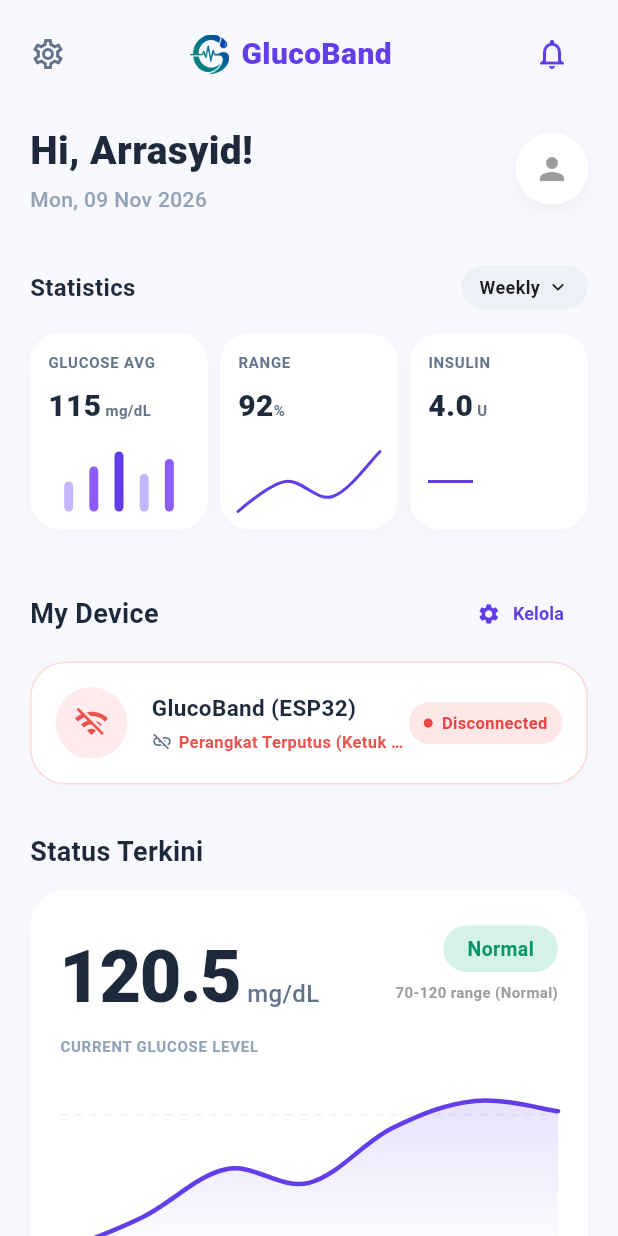
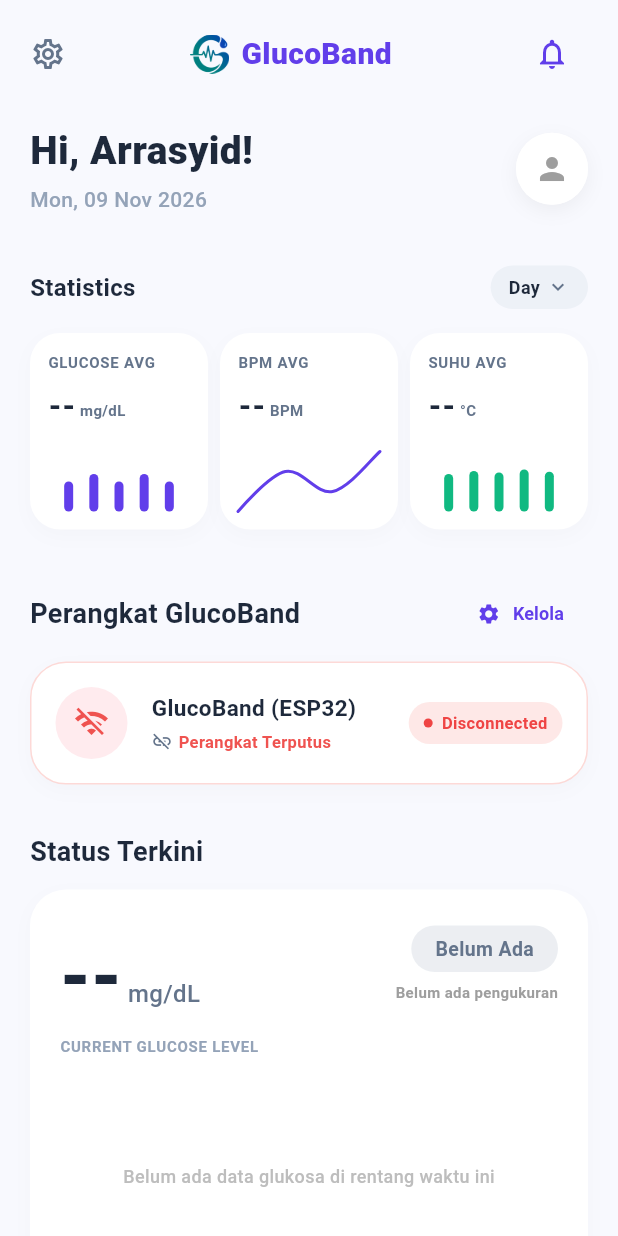
Before and after one commit to atmwijaya/GlucoBand, a Flutter app: the BerandaPage screen opened directly, on a phone screen of 412 x 824 dp. Run offline on Flutter 3.47's test engine with Material 3 defaults, Android fonts, the phone set to English and light mode, and no system bars; drawn by our look-alikes of fl_chart; our stand-ins replace dio, flutter_dotenv, flutter_secure_storage, google_generative_ai, shared_preferences, socket_io_client; accounts and stored records are empty; network calls fail.

Commit message:
fix:inconsistent feature and languages

```diff
--- a/mobile/glucobandapp/lib/data/models/measurementModel.dart
+++ b/mobile/glucobandapp/lib/data/models/measurementModel.dart
@@ -0,0 +1,62 @@
+class MeasurementModel {
+  final int? id;
+  final int? patientId;
+  final String? patientName;
+  final double glucoseEstimated;
+  final String status;
+  final int ppgHeartRate;
+  final int ppgSpo2;
+  final double skinTempCelsius;
+  final DateTime createdAt;
+
+  MeasurementModel({
+    this.id,
+    this.patientId,
+    this.patientName,
+    required this.glucoseEstimated,
+    required this.status,
+    required this.ppgHeartRate,
+    required this.ppgSpo2,
+    required this.skinTempCelsius,
+    required this.createdAt,
+  });
+
+  factory MeasurementModel.fromJson(Map<String, dynamic> json) {
+    DateTime parsedDate;
+    if (json['created_at'] != null) {
+      try {
+        parsedDate = DateTime.parse(json['created_at'].toString()).toLocal();
+      } catch (_) {
+        parsedDate = DateTime.now();
+      }
+    } else {
+      parsedDate = DateTime.now();
+    }
+
+    return MeasurementModel(
+      id: json['id'] != null ? int.tryParse(json['id'].toString()) : null,
+      patientId: json['patient_id'] != null ? int.tryParse(json['patient_id'].toString()) : null,
+      patientName: json['patient_name']?.toString(),
+      glucoseEstimated: double.tryParse(json['glucose_estimated']?.toString() ?? '0') ?? 0.0,
+      status: json['status']?.toString() ?? 'normal',
+      ppgHeartRate: int.tryParse(json['ppg_heart_rate']?.toString() ?? '0') ?? 0,
+      ppgSpo2: int.tryParse(json['ppg_spo2']?.toString() ?? '98') ?? 98,
+      skinTempCelsius: double.tryParse(json['skin_temp_celsius']?.toString() ?? '0') ?? 0.0,
+      createdAt: parsedDate,
+    );
+  }
+
+  Map<String, dynamic> toJson() {
+    return {
+      'id': id,
+      'patient_id': patientId,
+      'patient_name': patientName,
+      'glucose_estimated': glucoseEstimated,
+      'status': status,
+      'ppg_heart_rate': ppgHeartRate,
+      'ppg_spo2': ppgSpo2,
+      'skin_temp_celsius': skinTempCelsius,
+      'created_at': createdAt.toIso8601String(),
+    };
+  }
+}
--- a/mobile/glucobandapp/lib/presentation/pages/berandaPage.dart
+++ b/mobile/glucobandapp/lib/presentation/pages/berandaPage.dart
@@ -72,12 +72,14 @@ class _BerandaPageState extends State<BerandaPage> {
     final notifProvider = Provider.of<NotificationProvider>(context, listen: false);
     final profileProvider = Provider.of<ProfileProvider>(context, listen: false);
     final articleProvider = Provider.of<ArticleProvider>(context, listen: false);
+    final measurementProvider = Provider.of<MeasurementProvider>(context, listen: false);
 
     if (auth.token != null) {
       notifProvider.fetchNotifications(auth.token!);
       notifProvider.connectSocket(auth.token!);
       profileProvider.fetchProfile();
       articleProvider.fetchArticles();
+      measurementProvider.fetchMeasurements();
     }
     _checkDeviceStatus();
   }
@@ -272,21 +274,64 @@ class _BerandaPageState extends State<BerandaPage> {
                                 color: Color(0xFF1E293B),
                               ),
                             ),
-                            Container(
+                            PopupMenuButton<String>(
+                              initialValue: measurement.timeFilter,
+                              tooltip: 'Pilih Rentang Waktu',
+                              shape: RoundedRectangleBorder(
+                                borderRadius: BorderRadius.circular(16),
+                              ),
+                              onSelected: (String value) {
+                                measurement.setTimeFilter(value);
+                              },
+                              itemBuilder: (BuildContext context) => [
+                                const PopupMenuItem<String>(
+                                  value: '6 Jam',
+                                  child: Row(
+                                    children: [
+                                      Icon(Icons.history_toggle_off, size: 18, color: Color(0xFF613EEA)),
+                                      SizedBox(width: 8),
+                                      Text('6 Jam Terakhir', style: TextStyle(fontSize: 13, fontWeight: FontWeight.w600)),
+                                    ],
+                                  ),
+                                ),
+                                const PopupMenuItem<String>(
+                                  value: 'Harian',
+                                  child: Row(
+                                    children: [
+                                      Icon(Icons.today, size: 18, color: Color(0xFF613EEA)),
+                                      SizedBox(width: 8),
+                                      Text('Harian (24 Jam)', style: TextStyle(fontSize: 13, fontWeight: FontWeight.w600)),
+                                    ],
+                                  ),
+                                ),
+                                const PopupMenuItem<String>(
+                                  value: 'Mingguan',
+                                  child: Row(
+                                    children: [
+                                      Icon(Icons.date_range, size: 18, color: Color(0xFF613EEA)),
+                                      SizedBox(width: 8),
+                                      Text('Mingguan (7 Hari)', style: TextStyle(fontSize: 13, fontWeight: FontWeight.w600)),
+                                    ],
+                                  ),
+                                ),
+                              ],
+                              child: Container(
                                 padding: const EdgeInsets.symmetric(horizontal: 12, vertical: 6),
                                 decoration: BoxDecoration(
                                   color: const Color(0xFFE2E8F0).withValues(alpha: 0.5),
                                   borderRadius: BorderRadius.circular(20),
                                 ),
-                              child: const Row(
+                                child: Row(
+                                  mainAxisSize: MainAxisSize.min,
                                   children: [
                                     Text(
-                                    'Weekly',
-                                    style: TextStyle(fontSize: 12, fontWeight: FontWeight.w600),
+                                      measurement.timeFilter,
+                                      style: const TextStyle(fontSize: 12, fontWeight: FontWeight.w600, color: Color(0xFF1E293B)),
                                     ),
-                                  SizedBox(width: 4),
-                                  Icon(Icons.keyboard_arrow_down, size: 16),
+                                    const SizedBox(width: 4),
+                                    const Icon(Icons.keyboard_arrow_down, size: 16, color: Color(0xFF64748B)),
                                   ],
+                                ),
                               ),
                             ),
                           ],
@@ -300,27 +345,33 @@ class _BerandaPageState extends State<BerandaPage> {
                             Expanded(
                               child: _buildStatCard(
                                 title: 'GLUCOSE AVG',
-                                value: measurement.glucoseAvg.toStringAsFixed(0),
+                                value: measurement.glucoseAvg > 0
+                                    ? measurement.glucoseAvg.toStringAsFixed(0)
+                                    : '--',
                                 unit: ' mg/dL',
-                                child: _buildMiniBarChart(),
+                                child: _buildMiniBarChart(measurement.miniBarHeights),
                               ),
                             ),
                             const SizedBox(width: 8),
                             Expanded(
                               child: _buildStatCard(
-                                title: 'RANGE',
-                                value: measurement.rangePercent.toString(),
-                                unit: '%',
-                                child: _buildMiniLineChart(),
+                                title: 'BPM AVG',
+                                value: measurement.heartRateAvg > 0
+                                    ? '${measurement.heartRateAvg}'
+                                    : '--',
+                                unit: ' BPM',
+                                child: _buildMiniLineChart(measurement.bpmSpots),
                               ),
                             ),
                             const SizedBox(width: 8),
                             Expanded(
                               child: _buildStatCard(
-                                title: 'INSULIN',
-                                value: measurement.insulin.toStringAsFixed(1),
-                                unit: ' U',
-                                child: _buildMiniFlatChart(),
+                                title: 'SUHU AVG',
+                                value: measurement.tempAvg > 0
+                                    ? measurement.tempAvg.toStringAsFixed(1)
+                                    : '--',
+                                unit: ' °C',
+                                child: _buildMiniTempChart(measurement.tempHeights),
                               ),
                             ),
                           ],
@@ -336,7 +387,7 @@ class _BerandaPageState extends State<BerandaPage> {
                           mainAxisAlignment: MainAxisAlignment.spaceBetween,
                           children: [
                             const Text(
-                              'My Device',
+                              'Perangkat GlucoBand',
                               style: TextStyle(
                                 fontSize: 18,
                                 fontWeight: FontWeight.w700,
@@ -432,7 +483,7 @@ class _BerandaPageState extends State<BerandaPage> {
                                             child: Text(
                                               _isDeviceConnected
                                                   ? 'IP: $_deviceIp '
-                                                  : 'Perangkat Terputus (Ketuk untuk hubungkan)',
+                                                  : 'Perangkat Terputus',
                                               style: TextStyle(
                                                 color: _isDeviceConnected
                                                     ? const Color(0xFF64748B)
@@ -629,7 +680,7 @@ class _BerandaPageState extends State<BerandaPage> {
                                   const SizedBox(height: 30),
                                   SizedBox(
                                     height: 100,
-                                    child: _buildMainChart(),
+                                    child: _buildMainChart(measurement.mainChartSpots),
                                   ),
                                 ],
                               ),
@@ -839,17 +890,19 @@ class _BerandaPageState extends State<BerandaPage> {
     );
   }
 
-  Widget _buildMiniBarChart() {
+  Widget _buildMiniBarChart(List<double> heights) {
     return Row(
       mainAxisAlignment: MainAxisAlignment.spaceEvenly,
       crossAxisAlignment: CrossAxisAlignment.end,
-      children: [
-        _bar(20, const Color(0xFFC4B5FD)),
-        _bar(30, const Color(0xFF8B5CF6)),
-        _bar(40, const Color(0xFF613EEA)),
-        _bar(25, const Color(0xFFC4B5FD)),
-        _bar(35, const Color(0xFF8B5CF6)),
-      ],
+      children: heights.map((h) {
+        Color barColor = const Color(0xFF613EEA);
+        if (h >= 32) {
+          barColor = const Color(0xFFEF4444);
+        } else if (h <= 18) {
+          barColor = const Color(0xFFF59E0B);
+        }
+        return _bar(h, barColor);
+      }).toList(),
     );
   }
 
@@ -864,15 +917,15 @@ class _BerandaPageState extends State<BerandaPage> {
     );
   }
 
-  Widget _buildMiniLineChart() {
+  Widget _buildMiniLineChart(List<FlSpot> spots) {
     return LineChart(
       LineChartData(
-        gridData: FlGridData(show: false),
-        titlesData: FlTitlesData(show: false),
+        gridData: const FlGridData(show: false),
+        titlesData: const FlTitlesData(show: false),
         borderData: FlBorderData(show: false),
         lineBarsData: [
           LineChartBarData(
-            spots: const [FlSpot(0, 1), FlSpot(1, 2), FlSpot(2, 1.5), FlSpot(3, 3)],
+            spots: spots,
             isCurved: true,
             color: const Color(0xFF613EEA),
             barWidth: 2,
@@ -884,24 +937,57 @@ class _BerandaPageState extends State<BerandaPage> {
     );
   }
 
-  Widget _buildMiniFlatChart() {
+  Widget _buildMiniTempChart(List<double> heights) {
+    return Row(
+      mainAxisAlignment: MainAxisAlignment.spaceEvenly,
+      crossAxisAlignment: CrossAxisAlignment.end,
+      children: heights.map((h) {
+        Color barColor = const Color(0xFF10B981); // Hijau normal
+        if (h >= 32) {
+          barColor = const Color(0xFFEF4444); // Hangat / demam
+        } else if (h <= 18) {
+          barColor = const Color(0xFF38BDF8); // Sejuk
+        }
+        return _bar(h, barColor);
+      }).toList(),
+    );
+  }
+
+  Widget _buildMiniFlatChart(double insulinUnits) {
+    final double width = (insulinUnits * 5.0).clamp(12.0, 48.0);
     return Align(
       alignment: Alignment.centerLeft,
       child: Container(
-        width: 30,
-        height: 2,
+        width: width,
+        height: 3,
+        decoration: BoxDecoration(
           color: const Color(0xFF613EEA),
+          borderRadius: BorderRadius.circular(2),
+        ),
       ),
     );
   }
 
-  Widget _buildMainChart() {
+  Widget _buildMainChart(List<FlSpot> spots) {
+    if (spots.isEmpty) {
+      return Center(
+        child: Text(
+          'Belum ada data glukosa di rentang waktu ini',
+          style: TextStyle(
+            fontSize: 12,
+            color: Colors.grey[400],
+            fontWeight: FontWeight.w500,
+          ),
+        ),
+      );
+    }
+
     return LineChart(
       LineChartData(
         gridData: FlGridData(
           show: true,
           drawVerticalLine: false,
-          horizontalInterval: 20,
+          horizontalInterval: 25,
           getDrawingHorizontalLine: (value) {
             return FlLine(
               color: Colors.grey.withValues(alpha: 0.15),
@@ -914,20 +1000,12 @@ class _BerandaPageState extends State<BerandaPage> {
         borderData: FlBorderData(show: false),
         lineBarsData: [
           LineChartBarData(
-            spots: const [
-              FlSpot(0, 100),
-              FlSpot(1, 105),
-              FlSpot(2, 112),
-              FlSpot(3, 110),
-              FlSpot(4, 118),
-              FlSpot(5, 122),
-              FlSpot(6, 120.5),
-            ],
+            spots: spots,
             isCurved: true,
             color: const Color(0xFF613EEA),
             barWidth: 3,
             isStrokeCapRound: true,
-            dotData: const FlDotData(show: false), // Hidden dots for cleaner look like image
+            dotData: const FlDotData(show: false),
             belowBarData: BarAreaData(
               show: true,
               gradient: LinearGradient(
--- a/mobile/glucobandapp/lib/presentation/pages/measurementResult.dart
+++ b/mobile/glucobandapp/lib/presentation/pages/measurementResult.dart
@@ -1,6 +1,7 @@
 import 'package:flutter/material.dart';
 import 'package:provider/provider.dart';
 import '../providers/profileProvider.dart';
+import '../providers/measurementProvider.dart';
 import '../../services/apiService.dart';
 import 'measurementPage.dart';
 
@@ -216,6 +217,10 @@ class MeasurementResultPage extends StatelessWidget {
                         });
 
                         if (context.mounted) {
+                          Provider.of<MeasurementProvider>(context, listen: false).fetchMeasurements();
+                        }
+
+                        if (context.mounted) {
                           ScaffoldMessenger.of(context).showSnackBar(
                             const SnackBar(
                               content: Text('Data berhasil disimpan & disinkronkan ke Web Tenaga Medis!'),
--- a/mobile/glucobandapp/lib/presentation/providers/measurementProvider.dart
+++ b/mobile/glucobandapp/lib/presentation/providers/measurementProvider.dart
@@ -1,18 +1,250 @@
 import 'package:flutter/material.dart';
+import 'package:fl_chart/fl_chart.dart';
+import '../../data/models/measurementModel.dart';
+import '../../services/apiService.dart';
+import '../../core/constants/apiConstant.dart';
 
 class MeasurementProvider extends ChangeNotifier {
-  double _latestGlucose = 120.5;
-  final double _glucoseAvg = 115.0;
-  final int _rangePercent = 92;
-  final double _insulin = 4.0;
+  final ApiService _apiService = ApiService();
 
-  double get latestGlucose => _latestGlucose;
-  double get glucoseAvg => _glucoseAvg;
-  int get rangePercent => _rangePercent;
-  double get insulin => _insulin;
+  List<MeasurementModel> _measurements = [];
+  bool _isLoading = false;
+  String? _errorMessage;
+  String _timeFilter = 'Day'; // Pilihan: '6 Jam', 'Day', 'Weekly'
+  double _liveGlucose = 0.0;
 
+  // Getters
+  List<MeasurementModel> get measurements => _measurements;
+  bool get isLoading => _isLoading;
+  String? get errorMessage => _errorMessage;
+  String get timeFilter => _timeFilter;
+
+  /// Daftar pengukuran yang telah difilter sesuai rentang waktu aktif
+  List<MeasurementModel> get filteredMeasurements {
+    if (_measurements.isEmpty) return [];
+
+    final now = DateTime.now();
+    DateTime cutoff;
+    if (_timeFilter == '6 Jam') {
+      cutoff = now.subtract(const Duration(hours: 6));
+    } else if (_timeFilter == 'Day') {
+      cutoff = now.subtract(const Duration(hours: 24));
+    } else {
+      // 'Weekly'
+      cutoff = now.subtract(const Duration(days: 7));
+    }
+
+    final filtered = _measurements.where((m) => m.createdAt.isAfter(cutoff)).toList();
+    // Jika tidak ada data di rentang ketat (misal baru pertama kali testing),
+    // kita sediakan seluruh data jika rentang diperlebar agar grafik tidak kosong total
+    return filtered;
+  }
+
+  /// Glukosa terkini (terbaru dari database atau hasil live streaming)
+  double get latestGlucose {
+    if (_measurements.isNotEmpty) {
+      return _measurements.first.glucoseEstimated;
+    }
+    return _liveGlucose;
+  }
+
+  /// Rata-rata kadar glukosa riil dalam periode yang dipilih
+  double get glucoseAvg {
+    final list = filteredMeasurements.isNotEmpty ? filteredMeasurements : _measurements;
+    if (list.isEmpty) {
+      return _liveGlucose > 0 ? _liveGlucose : 0.0;
+    }
+    final sum = list.fold<double>(0.0, (prev, m) => prev + m.glucoseEstimated);
+    return double.parse((sum / list.length).toStringAsFixed(1));
+  }
+
+  /// Persentase waktu dalam rentang normal (Time in Range: 70 - 140 mg/dL)
+  int get rangePercent {
+    final list = filteredMeasurements.isNotEmpty ? filteredMeasurements : _measurements;
+    if (list.isEmpty) return 0;
+    final inRangeCount = list.where((m) => m.glucoseEstimated >= 70.0 && m.glucoseEstimated <= 140.0).length;
+    return ((inRangeCount / list.length) * 100).round();
+  }
+
+  /// Estimasi kebutuhan insulin riil (Correction Factor / Bolus Unit) berdasarkan rata-rata glukosa
+  double get insulin {
+    final avg = glucoseAvg;
+    if (avg <= 0) return 0.0;
+    if (avg > 100.0) {
+      final calculated = (avg - 100.0) / 35.0;
+      return double.parse(calculated.clamp(0.5, 20.0).toStringAsFixed(1));
+    }
+    return 1.0;
+  }
+
+  /// Rata-rata detak jantung (BPM) dalam periode yang dipilih
+  int get heartRateAvg {
+    final list = filteredMeasurements.isNotEmpty ? filteredMeasurements : _measurements;
+    if (list.isEmpty) return 0;
+    final validHeartRates = list.where((m) => m.ppgHeartRate > 0).toList();
+    if (validHeartRates.isEmpty) return 0;
+    final sum = validHeartRates.fold<int>(0, (prev, m) => prev + m.ppgHeartRate);
+    return (sum / validHeartRates.length).round();
+  }
+
+  /// Rata-rata suhu permukaan kulit (°C) dalam periode yang dipilih
+  double get tempAvg {
+    final list = filteredMeasurements.isNotEmpty ? filteredMeasurements : _measurements;
+    if (list.isEmpty) return 0.0;
+    final validTemps = list.where((m) => m.skinTempCelsius > 0).toList();
+    if (validTemps.isEmpty) return 0.0;
+    final sum = validTemps.fold<double>(0.0, (prev, m) => prev + m.skinTempCelsius);
+    return double.parse((sum / validTemps.length).toStringAsFixed(1));
+  }
+
+  /// Titik-titik grafik utama (Status Terkini) berdasarkan riwayat kronologis
+  List<FlSpot> get mainChartSpots {
+    final sourceList = filteredMeasurements.isNotEmpty ? filteredMeasurements : _measurements;
+    if (sourceList.isEmpty) {
+      if (latestGlucose > 0) {
+        return [
+          FlSpot(0, latestGlucose),
+          FlSpot(1, latestGlucose),
+        ];
+      }
+      return [];
+    }
+
+    // Urutkan kronologis (terlama ke terbaru untuk grafik sumbu X kiri ke kanan)
+    final chronological = List<MeasurementModel>.from(sourceList)
+      ..sort((a, b) => a.createdAt.compareTo(b.createdAt));
+
+    // Batasi maksimum 15 titik agar grafik tetap rapi
+    final displayedList = chronological.length > 15
+        ? chronological.sublist(chronological.length - 15)
+        : chronological;
+
+    if (displayedList.length == 1) {
+      final val = displayedList.first.glucoseEstimated;
+      return [
+        FlSpot(0, val),
+        FlSpot(1, val),
+      ];
+    }
+
+    return List.generate(displayedList.length, (index) {
+      return FlSpot(index.toDouble(), displayedList[index].glucoseEstimated);
+    });
+  }
+
+  /// Nilai ketinggian batang (15 - 40 px) untuk mini bar chart berdasarkan 5 data riil terbaru
+  List<double> get miniBarHeights {
+    final sourceList = filteredMeasurements.isNotEmpty ? filteredMeasurements : _measurements;
+    if (sourceList.isEmpty) {
+      return [20.0, 25.0, 20.0, 25.0, 20.0];
+    }
+
+    final latestFive = sourceList.take(5).toList().reversed.toList();
+    return latestFive.map((m) {
+      // Normalisasi nilai glukosa (rentang 50 - 250 mg/dL ke tinggi 15 - 40 px)
+      final normalized = ((m.glucoseEstimated - 50.0) / (250.0 - 50.0) * 25.0 + 15.0).clamp(12.0, 40.0);
+      return normalized;
+    }).toList();
+  }
+
+  /// Titik mini line chart untuk kartu rentang (Range)
+  List<FlSpot> get miniLineSpots {
+    final sourceList = filteredMeasurements.isNotEmpty ? filteredMeasurements : _measurements;
+    if (sourceList.isEmpty) {
+      return const [FlSpot(0, 1), FlSpot(1, 2), FlSpot(2, 1.5), FlSpot(3, 3)];
+    }
+    final latestFour = sourceList.take(4).toList().reversed.toList();
+    if (latestFour.length == 1) {
+      return const [FlSpot(0, 2), FlSpot(1, 2)];
+    }
+    return List.generate(latestFour.length, (i) {
+      final g = latestFour[i].glucoseEstimated;
+      // Normalisasi indikator rentang (1-3)
+      final spotY = g < 70 ? 1.0 : (g > 140 ? 3.0 : 2.0);
+      return FlSpot(i.toDouble(), spotY);
+    });
+  }
+
+  /// Titik mini line chart untuk kartu Detak Jantung (BPM)
+  List<FlSpot> get bpmSpots {
+    final sourceList = filteredMeasurements.isNotEmpty ? filteredMeasurements : _measurements;
+    final validList = sourceList.where((m) => m.ppgHeartRate > 0).toList();
+    if (validList.isEmpty) {
+      return const [FlSpot(0, 72), FlSpot(1, 76), FlSpot(2, 74), FlSpot(3, 78)];
+    }
+    final latestFour = validList.take(5).toList().reversed.toList();
+    if (latestFour.length == 1) {
+      final val = latestFour.first.ppgHeartRate.toDouble();
+      return [FlSpot(0, val), FlSpot(1, val)];
+    }
+    return List.generate(latestFour.length, (i) {
+      return FlSpot(i.toDouble(), latestFour[i].ppgHeartRate.toDouble());
+    });
+  }
+
+  /// Nilai ketinggian suhu tubuh (15 - 40 px) untuk mini chart Suhu
+  List<double> get tempHeights {
+    final sourceList = filteredMeasurements.isNotEmpty ? filteredMeasurements : _measurements;
+    final validList = sourceList.where((m) => m.skinTempCelsius > 0).toList();
+    if (validList.isEmpty) {
+      return [25.0, 27.0, 26.0, 28.0, 26.5];
+    }
+    final latestFive = validList.take(5).toList().reversed.toList();
+    return latestFive.map((m) {
+      // Normalisasi suhu 34.0°C - 39.0°C ke tinggi 15 - 40 px
+      final normalized = ((m.skinTempCelsius - 34.0) / (39.0 - 34.0) * 25.0 + 15.0).clamp(12.0, 40.0);
+      return normalized;
+    }).toList();
+  }
+
+  /// Mengubah filter rentang waktu: '6 Jam', 'Day', atau 'Weekly'
+  void setTimeFilter(String newFilter) {
+    if (_timeFilter != newFilter) {
+      _timeFilter = newFilter;
+      notifyListeners();
+    }
+  }
+
+  /// Mengambil data pengukuran riil dari API Backend
+  Future<void> fetchMeasurements() async {
+    _isLoading = true;
+    _errorMessage = null;
+    notifyListeners();
+
+    try {
+      final response = await _apiService.get(ApiConstants.measurements);
+      if (response.statusCode == 200 && response.data is List) {
+        final List listData = response.data;
+        _measurements = listData.map((item) => MeasurementModel.fromJson(item)).toList();
+
+        // Urutkan dari data paling baru ke terlama
+        _measurements.sort((a, b) => b.createdAt.compareTo(a.createdAt));
+
+        if (_measurements.isNotEmpty) {
+          _liveGlucose = _measurements.first.glucoseEstimated;
+        }
+      }
+    } catch (e) {
+      _errorMessage = e.toString();
+    } finally {
+      _isLoading = false;
+      notifyListeners();
+    }
+  }
+
+  /// Memperbarui nilai glukosa secara langsung saat selesai pengukuran di perangkat
   void updateGlucose(double newValue) {
-    _latestGlucose = newValue;
+    _liveGlucose = newValue;
+    // Buat entri lokal sementara agar langsung muncul di dashboard
+    final newEntry = MeasurementModel(
+      glucoseEstimated: newValue,
+      status: newValue > 200 ? 'hiperglikemia' : (newValue < 70 ? 'hipoglikemia' : 'normal'),
+      ppgHeartRate: 75,
+      ppgSpo2: 98,
+      skinTempCelsius: 36.5,
+      createdAt: DateTime.now(),
+    );
+    _measurements.insert(0, newEntry);
     notifyListeners();
   }
 }
```
Also changed, not shown: mobile/glucobandapp/lib/presentation/pages/measurementPage.dart (+22 -12 lines), 13 other files. Lines whose indentation alone changed are shown as unchanged.
